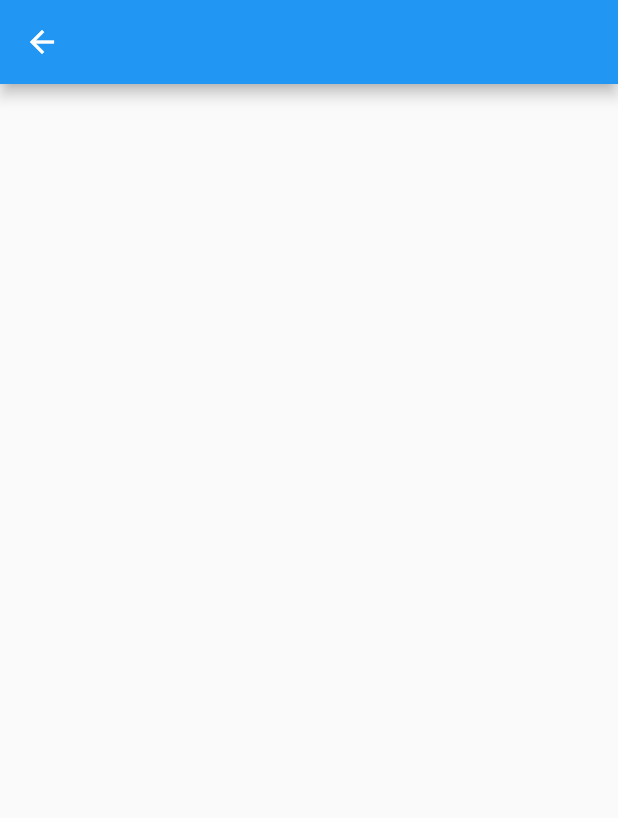
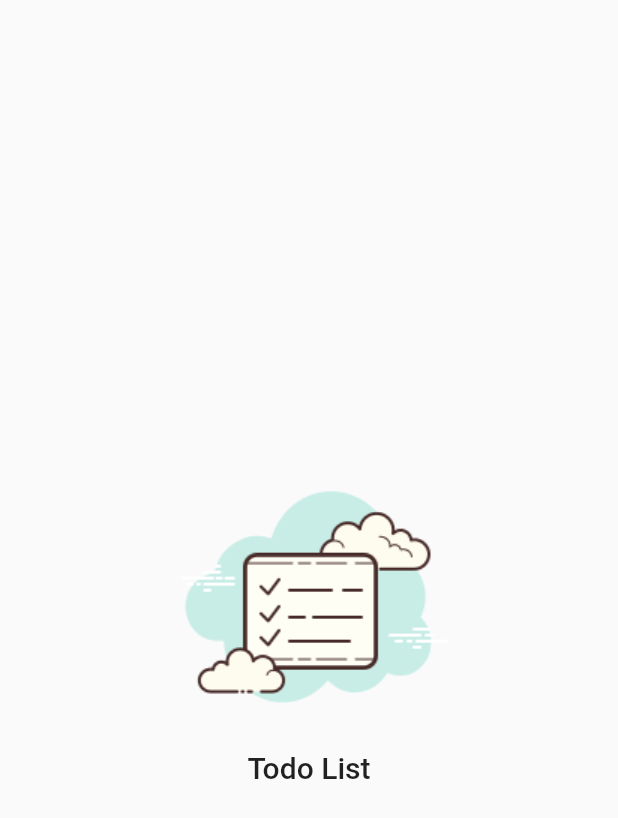
Before and after one commit to brunozupp/modulo_17_todo_list, a Flutter app: the SplashPage screen opened directly, on a phone screen of 412 x 824 dp. Shown: the top 818 px of the screen. Run offline on Flutter 3.47's test engine with Material 2 defaults, Android fonts, the phone set to English and light mode, and no system bars; our stand-ins replace firebase_auth, firebase_core, flutter_signin_button, google_fonts, google_sign_in, sqflite and 2 more; missing offline and left inert: flutter_overlay_loader, validatorless; accounts and stored records are empty; Roboto replaces fonts that are missing (Mandali).

Commit message:
Navegação sem contexto e configurando home e splash

```diff
--- /dev/null
+++ b/lib/app/core/navigator/todo_list_navigator.dart
@@ -0,0 +1,10 @@
+import 'package:flutter/material.dart';
+
+class TodoListNavigator {
+
+  TodoListNavigator._();
+
+    static final navigatiorKey = GlobalKey<NavigatorState>();
+
+    static NavigatorState? get to => navigatiorKey.currentState;
+}
--- /dev/null
+++ b/lib/app/modules/home/home_module.dart
@@ -0,0 +1,12 @@
+import 'package:modulo_17_todo_list/app/core/modules/todo_list_module.dart';
+import 'package:modulo_17_todo_list/app/modules/home/home_page.dart';
+
+class HomeModule extends TodoListModule {
+
+  HomeModule() : super(
+    bindings: [],
+    routers: {
+      "/home": (context) => const HomePage(),
+    }
+  );
+}
--- a/lib/app/modules/splash/splash_page.dart
+++ b/lib/app/modules/splash/splash_page.dart
@@ -1,4 +1,5 @@
 import 'package:flutter/material.dart';
+import 'package:modulo_17_todo_list/app/core/widgets/todo_list_logo.dart';
 
 class SplashPage extends StatelessWidget {
 
@@ -6,11 +7,10 @@ class SplashPage extends StatelessWidget {
 
   @override
   Widget build(BuildContext context) {
-    return Scaffold(
-      appBar: AppBar(
-        title: const Text(''),
+    return const Scaffold(
+      body: Center(
+        child: TodoListLogo(),
       ),
-      body: Container(),
     );
   }
 }
```
Also changed, not shown: lib/app/app_widget.dart (+7 -1 lines), lib/app/modules/home/home_page.dart (added, +14 -0 lines).
